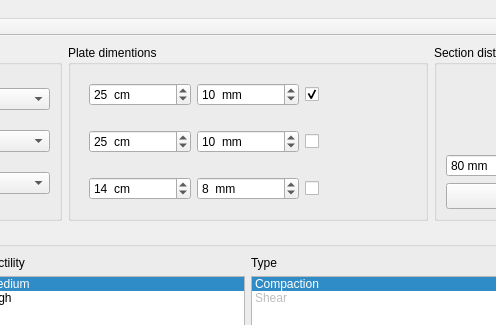
Old version of the form applications/section/mainwindow.ui in the repository ebrahimraeyat/civilTools; both pictures show x 315 to 811 and y 0 to 325 of the 1118 by 742 pixel window.
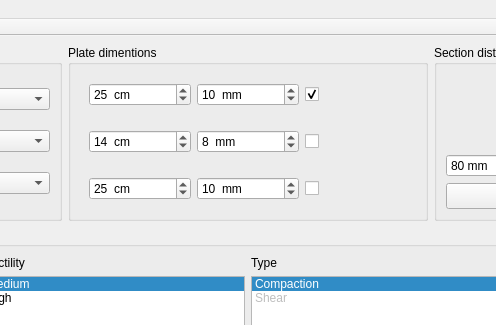
New version of the form. Icons and pictures are not drawn.

```diff
--- a/applications/section/mainwindow.ui
+++ b/applications/section/mainwindow.ui
@@ -218,79 +218,6 @@
                    </layout>
                   </widget>
                  </item>
-                 <item row="1" column="0">
-                  <widget class="QFrame" name="frame_lr">
-                   <property name="frameShape">
-                    <enum>QFrame::NoFrame</enum>
-                   </property>
-                   <property name="frameShadow">
-                    <enum>QFrame::Raised</enum>
-                   </property>
-                   <layout class="QHBoxLayout" name="horizontalLayout_6">
-                    <item>
-                     <widget class="QSpinBox" name="lvSpinBox">
-                      <property name="enabled">
-                       <bool>true</bool>
-                      </property>
-                      <property name="styleSheet">
-                       <string notr="true"/>
-                      </property>
-                      <property name="suffix">
-                       <string>  cm</string>
-                      </property>
-                      <property name="prefix">
-                       <string/>
-                      </property>
-                      <property name="minimum">
-                       <number>5</number>
-                      </property>
-                      <property name="value">
-                       <number>25</number>
-                      </property>
-                     </widget>
-                    </item>
-                    <item>
-                     <widget class="QSpinBox" name="tvSpinBox">
-                      <property name="enabled">
-                       <bool>true</bool>
-                      </property>
-                      <property name="styleSheet">
-                       <string notr="true"/>
-                      </property>
-                      <property name="suffix">
-                       <string>  mm</string>
-                      </property>
-                      <property name="prefix">
-                       <string/>
-                      </property>
-                      <property name="minimum">
-                       <number>1</number>
-                      </property>
-                      <property name="value">
-                       <number>10</number>
-                      </property>
-                     </widget>
-                    </item>
-                    <item>
-                     <widget class="QCheckBox" name="addLRPL">
-                      <property name="text">
-                       <string/>
-                      </property>
-                      <property name="icon">
-                       <iconset resource="resource_1.qrc">
-                        <normaloff>:/section/images/plate_lr_check.svg</normaloff>:/section/images/plate_lr_check.svg</iconset>
-                      </property>
-                      <property name="iconSize">
-                       <size>
-                        <width>32</width>
-                        <height>32</height>
-                       </size>
-                      </property>
-                     </widget>
-                    </item>
-                   </layout>
-                  </widget>
-                 </item>
                  <item row="2" column="0">
                   <widget class="QFrame" name="frame_web">
                    <property name="frameShape">
@@ -364,6 +291,79 @@
                    </layout>
                   </widget>
                  </item>
+                 <item row="3" column="0">
+                  <widget class="QFrame" name="frame_lr">
+                   <property name="frameShape">
+                    <enum>QFrame::NoFrame</enum>
+                   </property>
+                   <property name="frameShadow">
+                    <enum>QFrame::Raised</enum>
+                   </property>
+                   <layout class="QHBoxLayout" name="horizontalLayout_6">
+                    <item>
+                     <widget class="QSpinBox" name="lvSpinBox">
+                      <property name="enabled">
+                       <bool>true</bool>
+                      </property>
+                      <property name="styleSheet">
+                       <string notr="true"/>
+                      </property>
+                      <property name="suffix">
+                       <string>  cm</string>
+                      </property>
+                      <property name="prefix">
+                       <string/>
+                      </property>
+                      <property name="minimum">
+                       <number>5</number>
+                      </property>
+                      <property name="value">
+                       <number>25</number>
+                      </property>
+                     </widget>
+                    </item>
+                    <item>
+                     <widget class="QSpinBox" name="tvSpinBox">
+                      <property name="enabled">
+                       <bool>true</bool>
+                      </property>
+                      <property name="styleSheet">
+                       <string notr="true"/>
+                      </property>
+                      <property name="suffix">
+                       <string>  mm</string>
+                      </property>
+                      <property name="prefix">
+                       <string/>
+                      </property>
+                      <property name="minimum">
+                       <number>1</number>
+                      </property>
+                      <property name="value">
+                       <number>10</number>
+                      </property>
+                     </widget>
+                    </item>
+                    <item>
+                     <widget class="QCheckBox" name="addLRPL">
+                      <property name="text">
+                       <string/>
+                      </property>
+                      <property name="icon">
+                       <iconset resource="resource_1.qrc">
+                        <normaloff>:/section/images/plate_lr_check.svg</normaloff>:/section/images/plate_lr_check.svg</iconset>
+                      </property>
+                      <property name="iconSize">
+                       <size>
+                        <width>32</width>
+                        <height>32</height>
+                       </size>
+                      </property>
+                     </widget>
+                    </item>
+                   </layout>
+                  </widget>
+                 </item>
                 </layout>
                </widget>
               </item>
```
